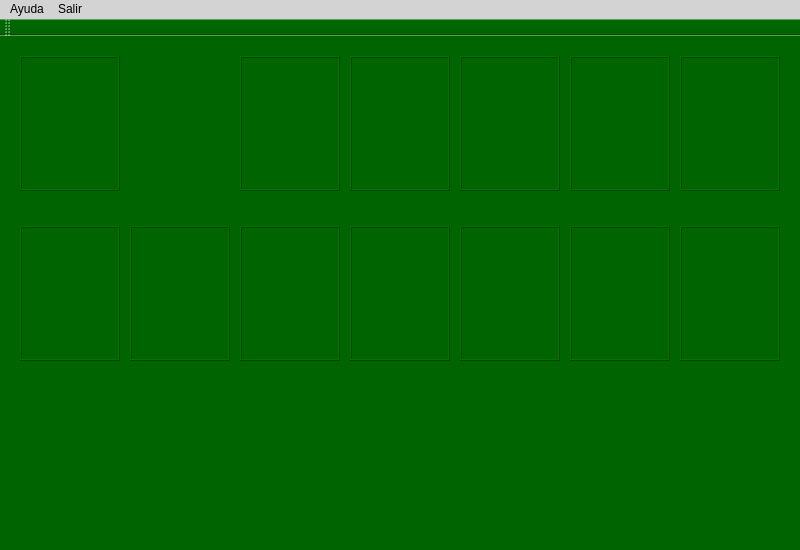
Qt form mainwindow.ui (jimmybanegas/Solitario) before a commit.
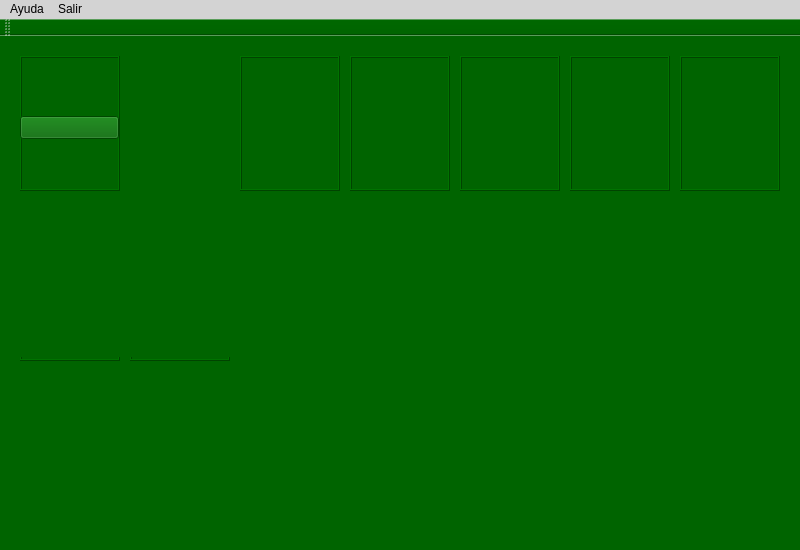
The same form after that commit. Icons and pictures are not drawn.

What changed in the file:
```diff
--- a/mainwindow.ui
+++ b/mainwindow.ui
@@ -514,6 +514,138 @@
      <string/>
     </property>
    </widget>
+   <widget class="QWidget" name="verticalLayoutWidget">
+    <property name="geometry">
+     <rect>
+      <x>20</x>
+      <y>190</y>
+      <width>101</width>
+      <height>131</height>
+     </rect>
+    </property>
+    <layout class="QVBoxLayout" name="verticalLayout">
+     <property name="leftMargin">
+      <number>1</number>
+     </property>
+    </layout>
+   </widget>
+   <widget class="QWidget" name="verticalLayoutWidget_2">
+    <property name="geometry">
+     <rect>
+      <x>130</x>
+      <y>190</y>
+      <width>101</width>
+      <height>131</height>
+     </rect>
+    </property>
+    <layout class="QVBoxLayout" name="verticalLayout_2">
+     <property name="leftMargin">
+      <number>1</number>
+     </property>
+    </layout>
+   </widget>
+   <widget class="QWidget" name="verticalLayoutWidget_3">
+    <property name="geometry">
+     <rect>
+      <x>240</x>
+      <y>190</y>
+      <width>101</width>
+      <height>161</height>
+     </rect>
+    </property>
+    <layout class="QVBoxLayout" name="verticalLayout_3">
+     <property name="leftMargin">
+      <number>1</number>
+     </property>
+    </layout>
+   </widget>
+   <widget class="QWidget" name="verticalLayoutWidget_4">
+    <property name="geometry">
+     <rect>
+      <x>350</x>
+      <y>190</y>
+      <width>101</width>
+      <height>181</height>
+     </rect>
+    </property>
+    <layout class="QVBoxLayout" name="verticalLayout_4">
+     <property name="leftMargin">
+      <number>1</number>
+     </property>
+    </layout>
+   </widget>
+   <widget class="QWidget" name="verticalLayoutWidget_5">
+    <property name="geometry">
+     <rect>
+      <x>460</x>
+      <y>190</y>
+      <width>101</width>
+      <height>211</height>
+     </rect>
+    </property>
+    <layout class="QVBoxLayout" name="verticalLayout_5">
+     <property name="leftMargin">
+      <number>1</number>
+     </property>
+    </layout>
+   </widget>
+   <widget class="QWidget" name="verticalLayoutWidget_6">
+    <property name="geometry">
+     <rect>
+      <x>570</x>
+      <y>190</y>
+      <width>101</width>
+      <height>241</height>
+     </rect>
+    </property>
+    <layout class="QVBoxLayout" name="verticalLayout_6">
+     <property name="leftMargin">
+      <number>1</number>
+     </property>
+    </layout>
+   </widget>
+   <widget class="QWidget" name="verticalLayoutWidget_7">
+    <property name="geometry">
+     <rect>
+      <x>680</x>
+      <y>190</y>
+      <width>101</width>
+      <height>271</height>
+     </rect>
+    </property>
+    <layout class="QVBoxLayout" name="verticalLayout_7">
+     <property name="leftMargin">
+      <number>1</number>
+     </property>
+    </layout>
+   </widget>
+   <widget class="QWidget" name="horizontalLayoutWidget">
+    <property name="geometry">
+     <rect>
+      <x>130</x>
+      <y>20</y>
+      <width>101</width>
+      <height>141</height>
+     </rect>
+    </property>
+    <layout class="QHBoxLayout" name="horizontalLayout"/>
+   </widget>
+   <widget class="QPushButton" name="pushButton">
+    <property name="geometry">
+     <rect>
+      <x>20</x>
+      <y>80</y>
+      <width>99</width>
+      <height>23</height>
+     </rect>
+    </property>
+    <property name="styleSheet">
+     <string notr="true">background qradialgradient(spread:pad, cx:0.5, cy:0.5, radius:0.5, fx:0.5, fy:0.5, stop:0 rgba(255, 235, 235, 206), stop:0.35 rgba(255, 188, 188, 80), stop:0.4 rgba(255, 162, 162, 80), stop:0.425 rgba(255, 132, 132, 156), stop:0.44 rgba(252, 128, 128, 80), stop:1 rgba(255, 255, 255, 0))</string>
+    </property>
+    <property name="text">
+     <string/>
+    </property>
+   </widget>
   </widget>
   <widget class="QMenuBar" name="menuBar">
    <property name="geometry">
```
Left out of the diff: 7 changed lines with no effect on the pictures.
